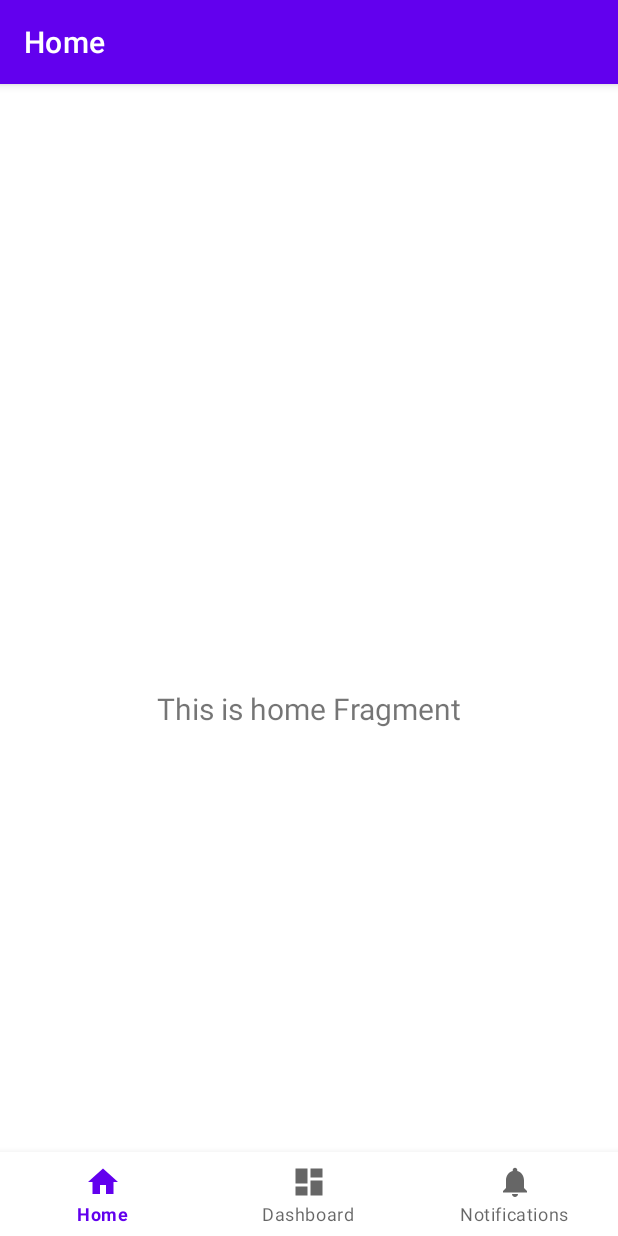
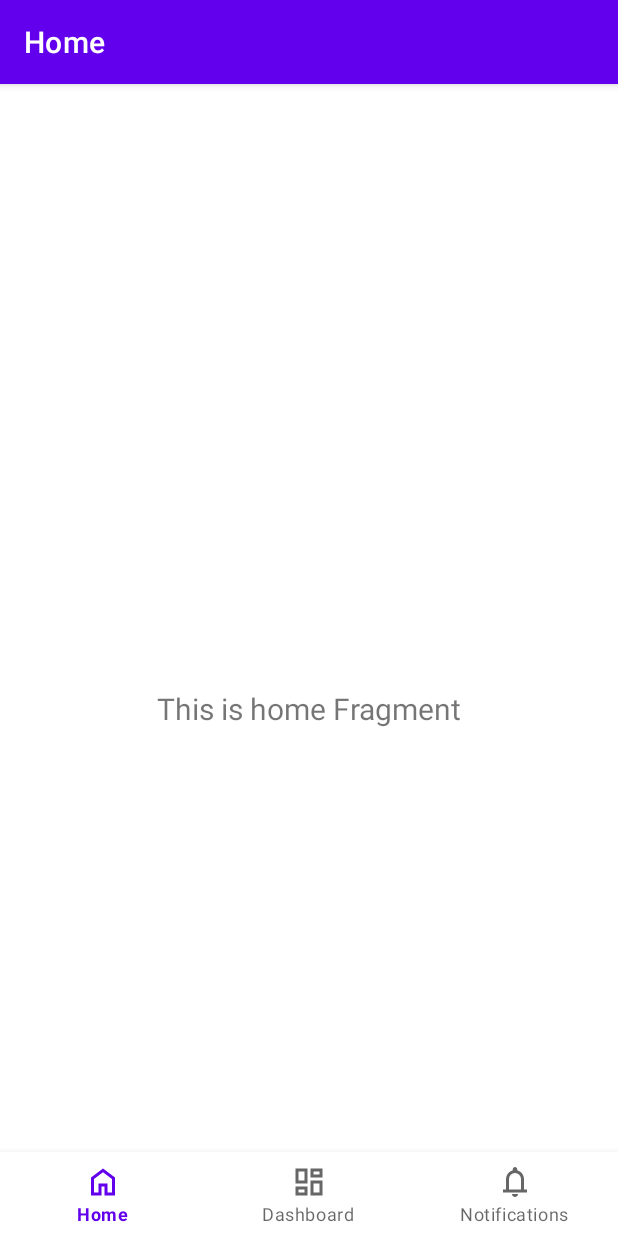
Before and after one commit to Lamparter/Huez, an Android app: the screen it shows after launch (MainActivity), on a phone screen of 412 x 824 dp. Run offline under Robolectric (Android 15) with nearby library versions, the light colour scheme and no system bars; our stand-ins replace navigation-ui.

Commit message:
⬆️ Update font icons to Material 3

```diff
--- a/app/src/main/res/drawable/ic_dashboard_black_24dp.xml
+++ b/app/src/main/res/drawable/ic_dashboard_black_24dp.xml
@@ -1,9 +1,9 @@
 <vector xmlns:android="http://schemas.android.com/apk/res/android"
     android:width="24dp"
     android:height="24dp"
-    android:viewportWidth="24.0"
-    android:viewportHeight="24.0">
-    <path
-        android:fillColor="#FF000000"
-        android:pathData="M3,13h8L11,3L3,3v10zM3,21h8v-6L3,15v6zM13,21h8L21,11h-8v10zM13,3v6h8L21,3h-8z" />
+    android:viewportWidth="960"
+    android:viewportHeight="960">
+  <path
+      android:pathData="M520,360v-240h320v240L520,360ZM120,520v-400h320v400L120,520ZM520,840v-400h320v400L520,840ZM120,840v-240h320v240L120,840ZM200,440h160v-240L200,200v240ZM600,760h160v-240L600,520v240ZM600,280h160v-80L600,200v80ZM200,760h160v-80L200,680v80ZM360,440ZM600,280ZM600,520ZM360,680Z"
+      android:fillColor="#FF000000"/>
 </vector>
--- a/app/src/main/res/drawable/ic_home_black_24dp.xml
+++ b/app/src/main/res/drawable/ic_home_black_24dp.xml
@@ -1,9 +1,9 @@
 <vector xmlns:android="http://schemas.android.com/apk/res/android"
     android:width="24dp"
     android:height="24dp"
-    android:viewportWidth="24.0"
-    android:viewportHeight="24.0">
-    <path
-        android:fillColor="#FF000000"
-        android:pathData="M10,20v-6h4v6h5v-8h3L12,3 2,12h3v8z" />
+    android:viewportWidth="960"
+    android:viewportHeight="960">
+  <path
+      android:pathData="M240,760h120v-240h240v240h120v-360L480,220 240,400v360ZM160,840v-480l320,-240 320,240v480L520,840v-240h-80v240L160,840ZM480,490Z"
+      android:fillColor="#FF000000"/>
 </vector>
--- a/app/src/main/res/drawable/ic_notifications_black_24dp.xml
+++ b/app/src/main/res/drawable/ic_notifications_black_24dp.xml
@@ -1,9 +1,9 @@
 <vector xmlns:android="http://schemas.android.com/apk/res/android"
     android:width="24dp"
     android:height="24dp"
-    android:viewportWidth="24.0"
-    android:viewportHeight="24.0">
-    <path
-        android:fillColor="#FF000000"
-        android:pathData="M12,22c1.1,0 2,-0.9 2,-2h-4c0,1.1 0.89,2 2,2zM18,16v-5c0,-3.07 -1.64,-5.64 -4.5,-6.32L13.5,4c0,-0.83 -0.67,-1.5 -1.5,-1.5s-1.5,0.67 -1.5,1.5v0.68C7.63,5.36 6,7.92 6,11v5l-2,2v1h16v-1l-2,-2z" />
+    android:viewportWidth="960"
+    android:viewportHeight="960">
+  <path
+      android:pathData="M160,760v-80h80v-280q0,-83 50,-147.5T420,168v-28q0,-25 17.5,-42.5T480,80q25,0 42.5,17.5T540,140v28q80,20 130,84.5T720,400v280h80v80L160,760ZM480,460ZM480,880q-33,0 -56.5,-23.5T400,800h160q0,33 -23.5,56.5T480,880ZM320,680h320v-280q0,-66 -47,-113t-113,-47q-66,0 -113,47t-47,113v280Z"
+      android:fillColor="#FF000000"/>
 </vector>
```
